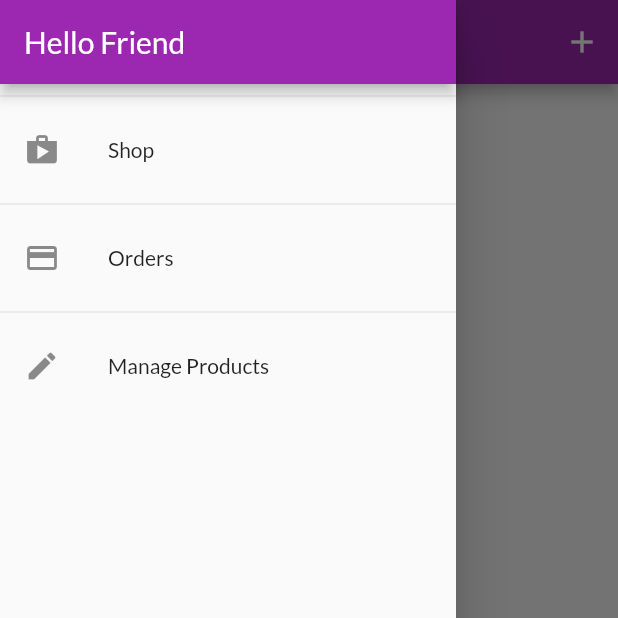
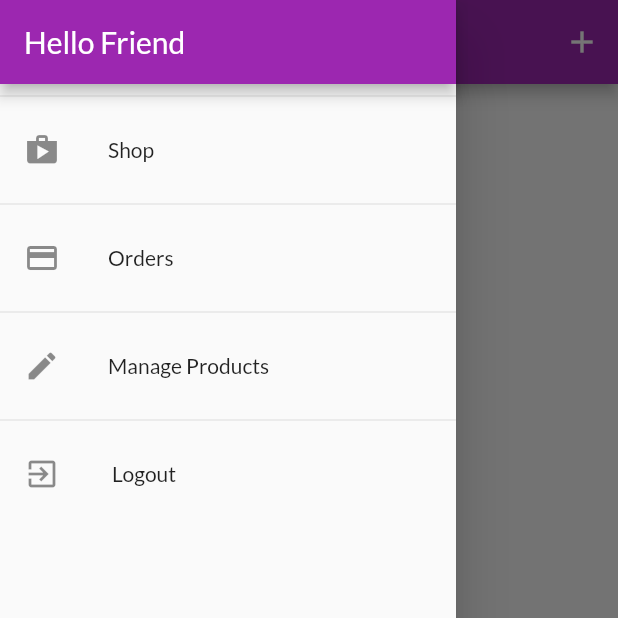
Before and after one commit to zac-09/fllutter-shoping, a Flutter app: the UserProductsScreen screen opened by its route, with the side drawer open, on a phone screen of 412 x 824 dp, the top half of it. Run offline on Flutter 3.47's test engine with Material 2 defaults, Android fonts, the phone set to English and light mode, and no system bars; our stand-ins replace shared_preferences; accounts and stored records are empty; network calls fail.

Commit message:
feat finish auth

```diff
--- a/lib/providers/oders.dart
+++ b/lib/providers/oders.dart
@@ -25,11 +25,12 @@ class Orders with ChangeNotifier {
   }
 
   final String authToken;
-  Orders(this.authToken, this._orders);
+  final String userId;
+  Orders(this.authToken, this.userId, this._orders);
 
   Future<void> fetchAndSetOrders() async {
     final url =
-        "https://flutter-shop-36738-default-rtdb.europe-west1.firebasedatabase.app/orders.json?auth=$authToken";
+        "https://flutter-shop-36738-default-rtdb.europe-west1.firebasedatabase.app/orders/$userId.json?auth=$authToken";
     final response = await http.get(
       Uri.parse(url),
     );
@@ -68,7 +69,7 @@ class Orders with ChangeNotifier {
           .toList();
       print(products);
       final url =
-          "https://flutter-shop-36738-default-rtdb.europe-west1.firebasedatabase.app/orders.json?auth=$authToken";
+          "https://flutter-shop-36738-default-rtdb.europe-west1.firebasedatabase.app/orders/$userId.json?auth=$authToken";
       final response = await http.post(Uri.parse(url),
           body: json.encode({
             "amount": total,
--- a/lib/screens/user_products_screen.dart
+++ b/lib/screens/user_products_screen.dart
@@ -8,7 +8,8 @@ import 'package:provider/provider.dart';
 class UserProductsScreen extends StatelessWidget {
   static const routeName = '/userProducts';
   Future<void> _refreshProducts(BuildContext context) async {
-    await Provider.of<Products>(context).fetchAndSetProducts();
+    await Provider.of<Products>(context, listen: false)
+        .fetchAndSetProducts(true);
   }
 
   @override
@@ -27,11 +28,19 @@ class UserProductsScreen extends StatelessWidget {
         ],
       ),
       drawer: AppDrawer(),
-      body: RefreshIndicator(
+      body: FutureBuilder(
+        future: _refreshProducts(context),
+        builder: (ctx, snapshot) =>
+            snapshot.connectionState == ConnectionState.waiting
+                ? Center(
+                    child: CircularProgressIndicator(),
+                  )
+                : RefreshIndicator(
                     onRefresh: () {
                       return _refreshProducts(context);
                     },
-        child: Padding(
+                    child: Consumer<Products>(
+                      builder: (ctx, productsData, _) => Padding(
                         padding: EdgeInsets.all(8),
                         child: ListView.builder(
                           itemBuilder: (_, i) => Column(
@@ -47,6 +56,8 @@ class UserProductsScreen extends StatelessWidget {
                         ),
                       ),
                     ),
+                  ),
+      ),
     );
   }
 }
--- a/lib/widgets/app_drawer.dart
+++ b/lib/widgets/app_drawer.dart
@@ -1,5 +1,7 @@
 import 'package:flutter/material.dart';
+import 'package:flutter_shop/providers/auth.dart';
 import 'package:flutter_shop/screens/orders_screen.dart';
+import 'package:provider/provider.dart';
 import '../screens/user_products_screen.dart';
 
 class AppDrawer extends StatelessWidget {
@@ -39,6 +41,15 @@ class AppDrawer extends StatelessWidget {
                   .pushReplacementNamed(UserProductsScreen.routeName);
             },
             title: Text("Manage Products"),
+          ),
+          Divider(),
+          ListTile(
+            leading: Icon(Icons.exit_to_app),
+            onTap: () {
+              Navigator.of(context).pop();
+              Provider.of<Auth>(context, listen: false).logout();
+            },
+            title: Text(" Logout"),
           )
         ],
       ),
--- a/lib/widgets/product_item.dart
+++ b/lib/widgets/product_item.dart
@@ -41,7 +41,7 @@ class ProductItem extends StatelessWidget {
                 product.isFavorite ? Icons.favorite : Icons.favorite_border),
             color: Theme.of(context).accentColor,
             onPressed: () {
-              product.toggleFavorite(authData.token);
+              product.toggleFavorite(authData.token, authData.userId);
             },
           ),
           title: Text(
--- a/pubspec.yaml
+++ b/pubspec.yaml
@@ -34,6 +34,7 @@ dependencies:
   provider: ^6.0.0
   intl: ^0.17.0
   http: ^0.13.3
+  shared_preferences: ^2.0.7
 
 
 
```
Also changed, not shown: lib/main.dart (+19 -6 lines), lib/providers/auth.dart (+70 -0 lines), lib/providers/product.dart (+4 -4 lines), lib/providers/products.dart (+13 -5 lines), lib/screens/splash_screen.dart (added, +12 -0 lines), pubspec.lock. Lines whose indentation alone changed are shown as unchanged.
